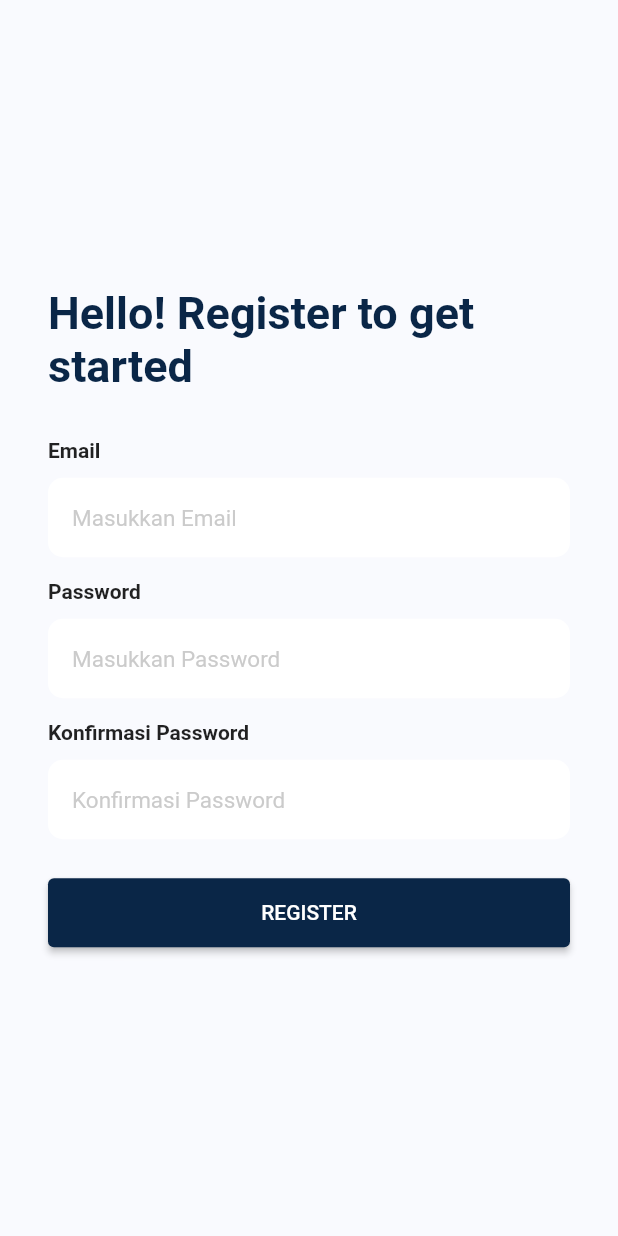
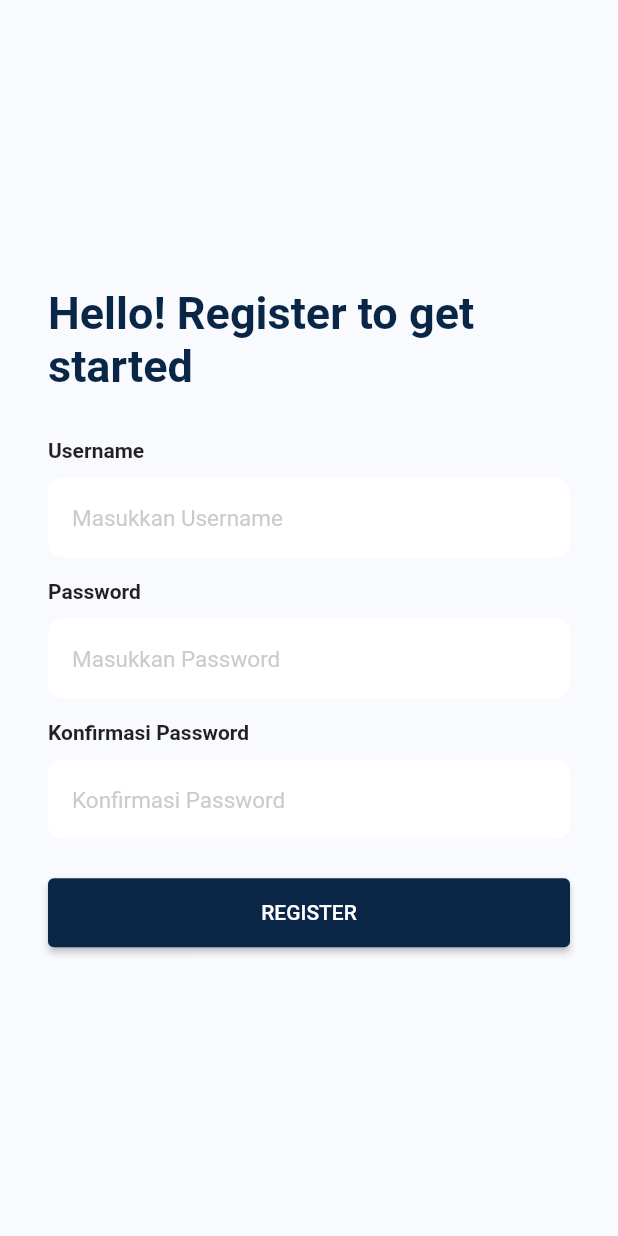
Before and after one commit to muhammadzuama/TugasPBM_1, a Flutter app: the Register screen opened directly, on a phone screen of 412 x 824 dp. Run offline on Flutter 3.47's test engine with Material 2 defaults, Android fonts, the phone set to English and light mode, and no system bars; our stand-ins replace get, hexcolor.

Commit message:
ubahan bug

```diff
--- a/lib/view/dashboard.view.dart
+++ b/lib/view/dashboard.view.dart
@@ -1,5 +1,6 @@
 import 'package:flutter/material.dart';
 import 'package:sehatin/utils/global.colors.dart';
+import 'package:sehatin/view/register.view.dart';
 
 final TextEditingController BeratController = TextEditingController();
 final TextEditingController TinggiConstroller = TextEditingController();
@@ -18,7 +19,7 @@ class BmiView extends StatelessWidget {
             mainAxisAlignment: MainAxisAlignment.center,
             children: [
               Text(
-                'Welcome Admin ',
+                'Welcome $username',
                 style: TextStyle(
                     color: GlobalColors.textColor,
                     fontSize: 30,
--- a/lib/view/register.view.dart
+++ b/lib/view/register.view.dart
@@ -39,7 +39,7 @@ class Register extends StatelessWidget {
                 mainAxisAlignment: MainAxisAlignment.start,
                 children: [
                   Text(
-                    'Email ',
+                    'Username ',
                     style: TextStyle(fontSize: 14, fontWeight: FontWeight.bold),
                   ),
                   SizedBox(height: 10),
@@ -52,7 +52,7 @@ class Register extends StatelessWidget {
                       controller: usernameController,
                       decoration: InputDecoration(
                           border: InputBorder.none,
-                          hintText: "Masukkan Email ",
+                          hintText: "Masukkan Username ",
                           hintStyle: TextStyle(
                               fontSize: 15,
                               color: Color.fromARGB(255, 168, 168, 168)
@@ -149,7 +149,7 @@ class Register extends StatelessWidget {
                           } else {
                             username = inputusername;
                             password = inputpassword;
-                            print("Email: $username");
+                            print("Username: $username");
                             print("Password: $password");
                             Navigator.push(
                               context,
```
